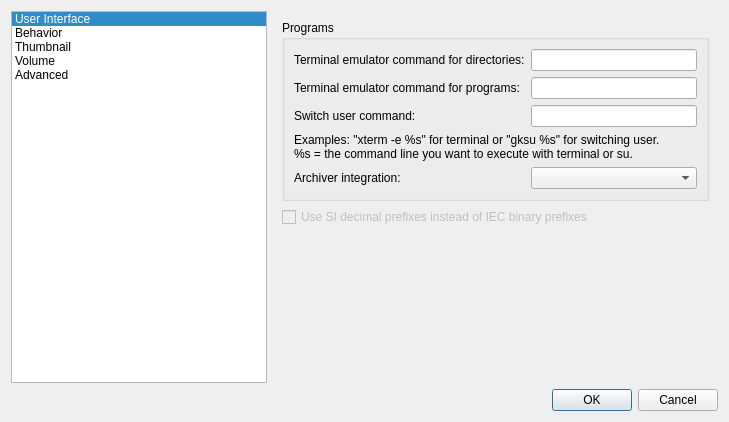
The window that pcmanfm/preferences.ui (lxqt/pcmanfm-qt) describes before a commit, drawn with Qt 5.
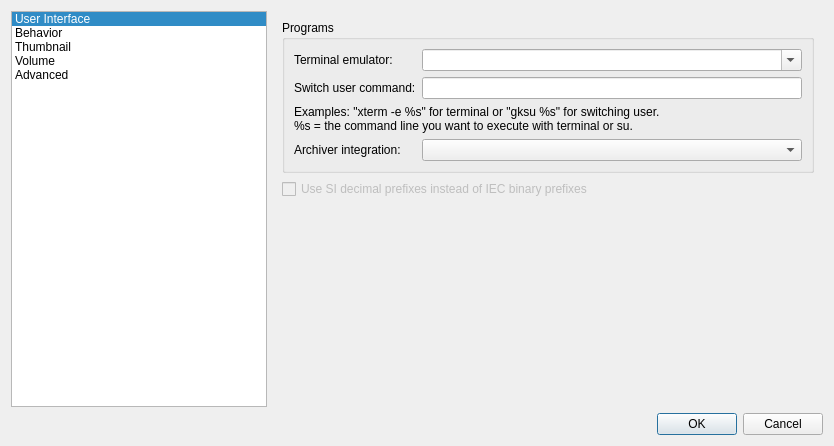
The same window after the commit. The open tabs and pages were chosen to show the change.

Commit message: Use new FmTerminal APIs provided by libfm. Also fix #31.

Patch:
```diff
--- a/pcmanfm/preferences.ui
+++ b/pcmanfm/preferences.ui
@@ -6,8 +6,8 @@
    <rect>
     <x>0</x>
     <y>0</y>
-    <width>604</width>
-    <height>422</height>
+    <width>834</width>
+    <height>446</height>
    </rect>
   </property>
   <property name="windowTitle">
@@ -373,20 +373,17 @@
             <string>Programs</string>
            </property>
            <layout class="QFormLayout" name="formLayout">
+            <property name="fieldGrowthPolicy">
+             <enum>QFormLayout::AllNonFixedFieldsGrow</enum>
+            </property>
             <item row="0" column="0">
-             <widget class="QLabel" name="label_2">
+             <widget class="QLabel" name="label_14">
               <property name="text">
-               <string>Terminal emulator command for directories:</string>
-              </property>
-              <property name="buddy">
-               <cstring>terminalDirCommand</cstring>
+               <string>Terminal emulator:</string>
               </property>
              </widget>
             </item>
-            <item row="0" column="1">
-             <widget class="QLineEdit" name="terminalDirCommand"/>
-            </item>
-            <item row="2" column="0">
+            <item row="1" column="0">
              <widget class="QLabel" name="label_3">
               <property name="text">
                <string>Switch user command:</string>
@@ -396,10 +393,10 @@
               </property>
              </widget>
             </item>
-            <item row="2" column="1">
+            <item row="1" column="1">
              <widget class="QLineEdit" name="suCommand"/>
             </item>
-            <item row="3" column="0" colspan="2">
+            <item row="2" column="0" colspan="2">
              <widget class="QLabel" name="label_4">
               <property name="text">
                <string>Examples: &quot;xterm -e %s&quot; for terminal or &quot;gksu %s&quot; for switching user.
@@ -410,7 +407,7 @@
               </property>
              </widget>
             </item>
-            <item row="4" column="0">
+            <item row="3" column="0">
              <widget class="QLabel" name="label_5">
               <property name="text">
                <string>Archiver integration:</string>
@@ -420,22 +417,16 @@
               </property>
              </widget>
             </item>
-            <item row="4" column="1">
+            <item row="3" column="1">
              <widget class="QComboBox" name="archiver"/>
             </item>
-            <item row="1" column="0">
-             <widget class="QLabel" name="label_14">
-              <property name="text">
-               <string>Terminal emulator command for programs:</string>
-              </property>
-              <property name="buddy">
-               <cstring>terminalExecCommand</cstring>
+            <item row="0" column="1">
+             <widget class="QComboBox" name="terminal">
+              <property name="editable">
+               <bool>true</bool>
               </property>
              </widget>
             </item>
-            <item row="1" column="1">
-             <widget class="QLineEdit" name="terminalExecCommand"/>
-            </item>
            </layout>
           </widget>
          </item>
```
Left out of the diff: 2 changed lines with no effect on the pictures. The commit also changes 6 other files.
